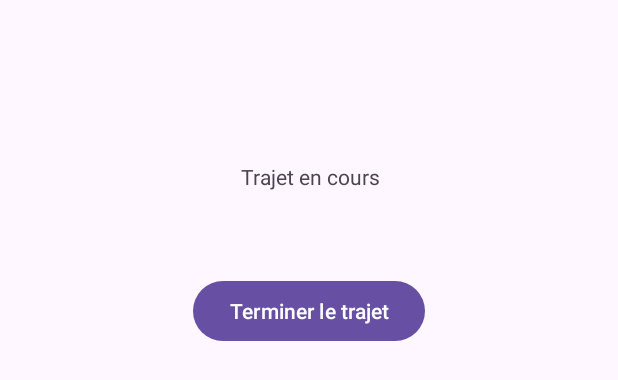
After one commit to TomGros/carnetDeVoyage, an Android app: the layout activity_trajet_en_cours.xml on its own in the app's theme, with its tools: preview values and no code run, on a phone screen of 412 x 824 dp. The commit adds this screen. Shown: the top 380 px of the screen. Run offline under Robolectric (Android 15) with nearby library versions, the phone set to English and light mode, and no system bars.

Commit message:
Modification de la logique de l'application avec l'ajout d'une nouvelle page (page trajet en cours)

```diff
--- a/app/src/main/AndroidManifest.xml
+++ b/app/src/main/AndroidManifest.xml
@@ -15,6 +15,9 @@
         android:theme="@style/Theme.CarnetDeVoyage"
         tools:targetApi="31">
         <activity
+            android:name=".activity_trajet_en_cours"
+            android:exported="false" />
+        <activity
             android:name=".FormulaireDebuterVoyage"
             android:exported="false" />
         <activity
--- /dev/null
+++ b/app/src/main/res/layout/activity_trajet_en_cours.xml
@@ -0,0 +1,30 @@
+<?xml version="1.0" encoding="utf-8"?>
+<androidx.constraintlayout.widget.ConstraintLayout xmlns:android="http://schemas.android.com/apk/res/android"
+    xmlns:app="http://schemas.android.com/apk/res-auto"
+    xmlns:tools="http://schemas.android.com/tools"
+    android:id="@+id/main"
+    android:layout_width="match_parent"
+    android:layout_height="match_parent"
+    tools:context=".activity_trajet_en_cours">
+
+    <TextView
+        android:id="@+id/id_trajet_en_cours_textview"
+        android:layout_width="wrap_content"
+        android:layout_height="wrap_content"
+        android:layout_marginStart="32dp"
+        android:layout_marginTop="108dp"
+        android:text="@string/trajet_en_cours_textView"
+        app:layout_constraintStart_toStartOf="@+id/button_terminer_trajet"
+        app:layout_constraintTop_toTopOf="parent" />
+
+    <Button
+        android:id="@+id/button_terminer_trajet"
+        android:layout_width="wrap_content"
+        android:layout_height="wrap_content"
+        android:layout_marginTop="56dp"
+        android:onClick="onClickTerminerTrajet"
+        android:text="Terminer le trajet"
+        app:layout_constraintEnd_toEndOf="parent"
+        app:layout_constraintStart_toStartOf="parent"
+        app:layout_constraintTop_toBottomOf="@+id/id_trajet_en_cours_textview" />
+</androidx.constraintlayout.widget.ConstraintLayout>
--- a/app/src/main/res/values/strings.xml
+++ b/app/src/main/res/values/strings.xml
@@ -7,5 +7,6 @@
     <string name="titre_formulaire">Nouveau voyage</string>
     <string name="nom_voyage">Nom du voyage</string>
     <string name="annuler_voyage">Annuler</string>
+    <string name="trajet_en_cours_textView">Trajet en cours</string>
 
 </resources>
```
Also changed, not shown: app/src/main/java/fr/upjv/carnetdevoyage/FormulaireDebuterVoyage.java (+5 -4 lines), app/src/main/java/fr/upjv/carnetdevoyage/MainActivity.java (+1 -135 lines), app/src/main/java/fr/upjv/carnetdevoyage/activity_trajet_en_cours.java (added, +140 -0 lines), 1 other file.
